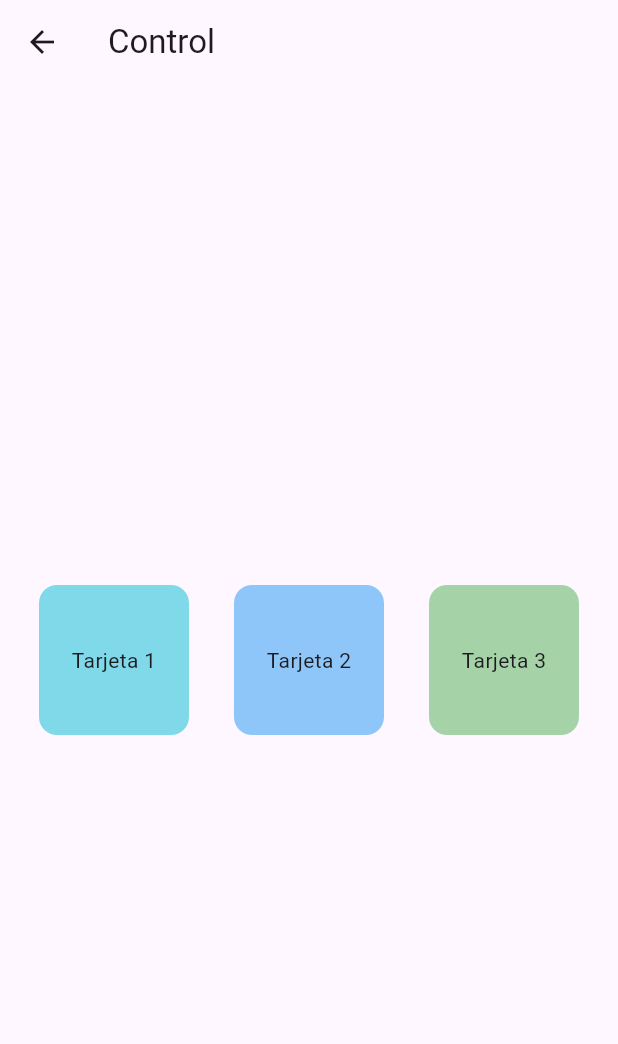
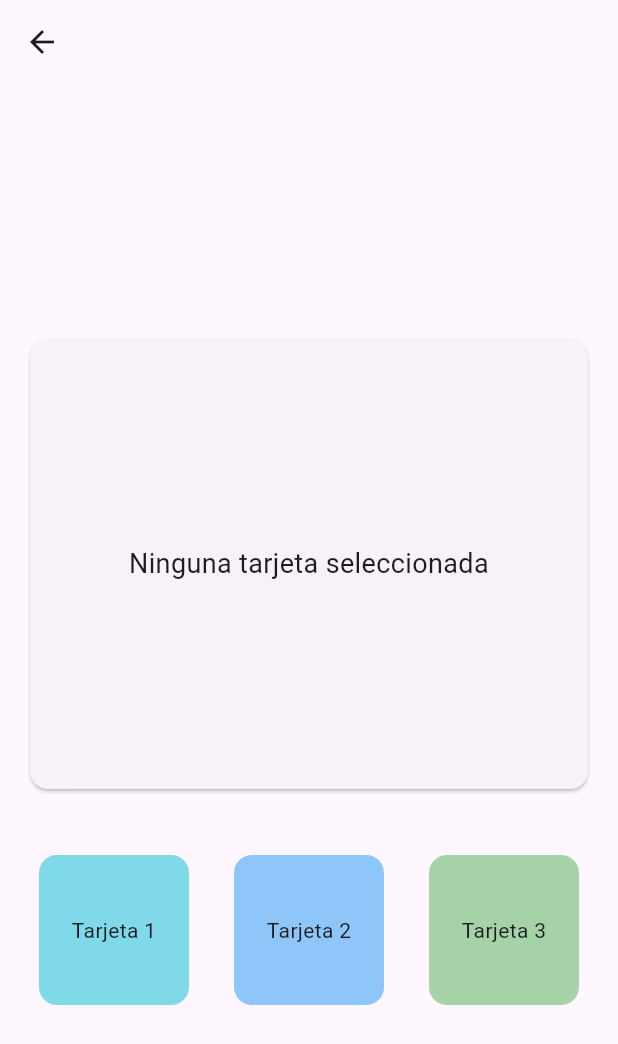
Before and after one commit to aeurza/UI-Shome, a Flutter app: the ControlScreen screen opened directly, on a phone screen of 412 x 824 dp. Shown: the top 1044 px of the screen. Run offline on Flutter 3.47's test engine with Material 3 defaults, Android fonts, the phone set to English and light mode, and no system bars.

Commit message:
no comments

```diff
--- a/lib/main.dart
+++ b/lib/main.dart
@@ -1,8 +1,5 @@
 import 'package:flutter/material.dart';
-import 'package:shome/screens/homePage.dart';
-import 'package:shome/screens/control.dart';
 import 'package:shome/screens/loading_screen.dart';
-import 'package:shome/screens/login.dart';
 
 void main() => runApp(const MyApp());
 
--- a/lib/screens/control.dart
+++ b/lib/screens/control.dart
@@ -1,45 +1,94 @@
 import 'package:flutter/material.dart';
 
-class ControlScreen extends StatelessWidget {
+class ControlScreen extends StatefulWidget {
   const ControlScreen({Key? key}) : super(key: key);
+
+  @override
+  State<ControlScreen> createState() => _ControlScreenState();
+}
+
+class _ControlScreenState extends State<ControlScreen> {
+  String _selectedCard = 'Ninguna tarjeta seleccionada';
+
+  void _updateSelectedCard(int cardNum) {
+    setState(() {
+      _selectedCard = 'Tarjeta $cardNum seleccionada';
+    });
+  }
 
   @override
   Widget build(BuildContext context) {
     return Scaffold(
-      appBar: AppBar(title: const Text('Control')),
+      appBar: AppBar(title: const Text('')),
       body: Center(
-        child: Row(
+        child: Column(
+          mainAxisAlignment: MainAxisAlignment.center,
+          children: <Widget>[
+             Card(
+              margin: const EdgeInsets.all(20.0),
+              child: Container(
+                width: double.infinity,
+                height: 300,
+                padding: const EdgeInsets.all(16.0),
+                child: Center(
+                  child: Text(
+                    _selectedCard,
+                  textAlign: TextAlign.center,
+                  style: const TextStyle(fontSize: 18),
+                  ),
+                ),
+              ),
+            ),
+            const SizedBox(height: 20),
+            Row(
               mainAxisAlignment: MainAxisAlignment.spaceEvenly,
               children: [
-            Card(
+                GestureDetector(
+                  onTap: () {
+                    _updateSelectedCard(1);
+                  },
+                  child: Card(
                     color: Colors.cyan.withOpacity(0.5),
                     surfaceTintColor: Colors.transparent,
                     shadowColor: Colors.transparent,
-              child: SizedBox(
+                    child: const SizedBox(
                       width: 100,
                       height: 100,
                       child: Center(child: Text('Tarjeta 1')),
                     ),
                   ),
-            Card(
+                ),
+                GestureDetector(
+                  onTap: () {
+                    _updateSelectedCard(2);
+                  },
+                  child: Card(
                     color: Colors.blue.withOpacity(0.5),
                     surfaceTintColor: Colors.transparent,
                     shadowColor: Colors.transparent,
-              child: SizedBox(
+                    child: const SizedBox(
                       width: 100,
                       height: 100,
                       child: Center(child: Text('Tarjeta 2')),
                     ),
                   ),
-            Card(
+                ),
+                GestureDetector(
+                  onTap: () {
+                    _updateSelectedCard(3);
+                  },
+                  child: Card(
                     color: Colors.green.withOpacity(0.5),
                     surfaceTintColor: Colors.transparent,
                     shadowColor: Colors.transparent,
-              child: SizedBox(
+                    child: const SizedBox(
                       width: 100,
                       height: 100,
                       child: Center(child: Text('Tarjeta 3')),
                     ),
+                  ),
+                ),
+              ],
             ),
           ],
         ),
--- a/lib/screens/homePage.dart
+++ b/lib/screens/homePage.dart
@@ -38,8 +38,8 @@ class _homePageState extends State<homePage> {
     if (_exitTapCount < 3) {
       ScaffoldMessenger.of(context).showSnackBar(
         SnackBar(
-          content: Text('Pulsa ${3 - _exitTapCount} vez más para salir'),
-          duration: const Duration(seconds: 1),
+          content: Text('Pulsa ${2 - _exitTapCount} vez más para salir'),
+          duration: const Duration(seconds: 3),
         ),
       );
     }
@@ -73,6 +73,7 @@ class _homePageState extends State<homePage> {
         ),
       ),
       bottomNavigationBar: NavigationBar(
+        indicatorColor: const Color.fromARGB(255, 15, 225, 208),
         selectedIndex: _selectedIndex,
         onDestinationSelected: (int index) {
           if (index == 3) {
```
Also changed, not shown: 2 other files. Lines whose indentation alone changed are shown as unchanged.
